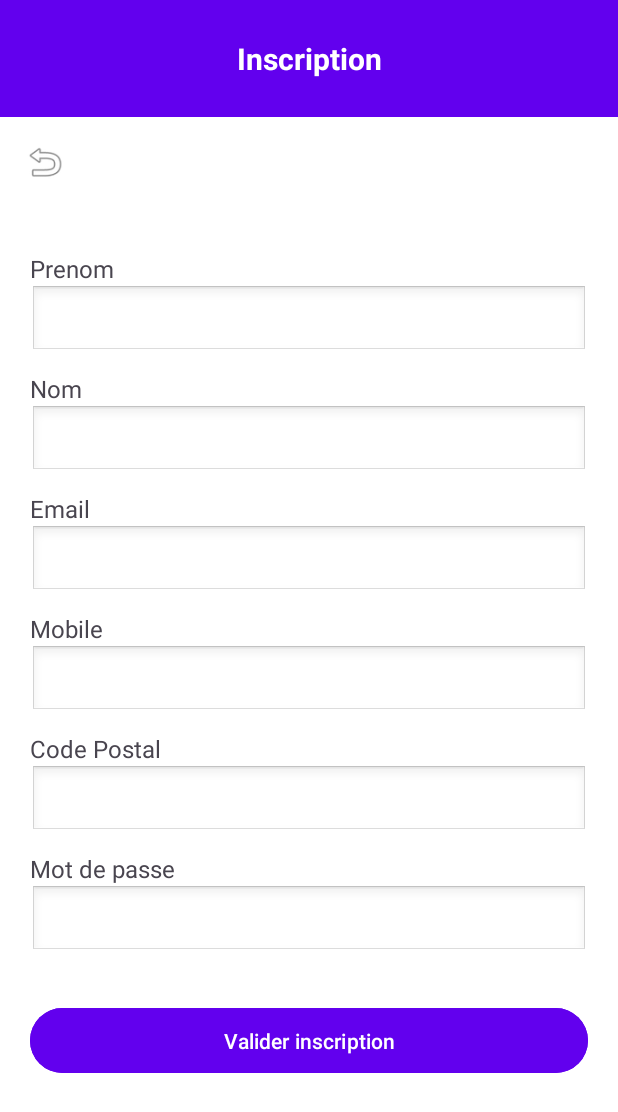
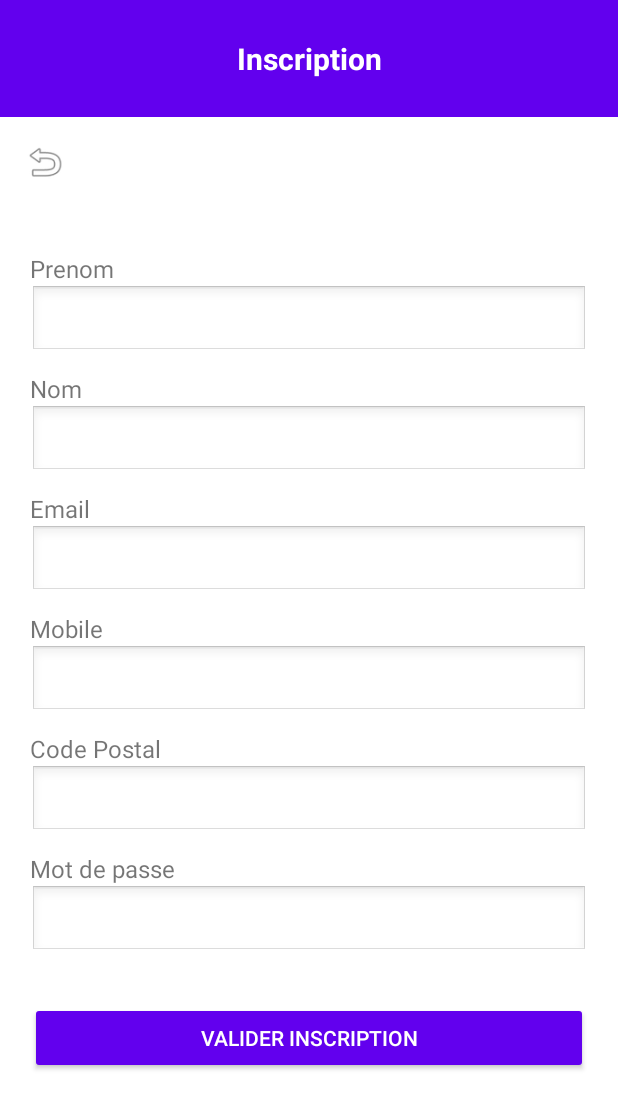
Before and after one commit to vico37/ProjetSaeDon, an Android app: the screen it shows after launch (RegisterActivity), after a tap on "S'inscrire", on a phone screen of 412 x 824 dp. Shown: the top 1112 px of the screen. Run offline under Robolectric (Android 15) with nearby library versions, the phone set to English and light mode, and no system bars.

Commit message:
update themes

```diff
--- a/app/src/main/res/values-night/themes.xml
+++ b/app/src/main/res/values-night/themes.xml
@@ -1,6 +1,6 @@
 <resources xmlns:tools="http://schemas.android.com/tools">
     <!-- Base application theme. -->
-    <style name="Base.Theme.ProjetSaeDon" parent="Theme.Material3.DayNight.NoActionBar">
+    <style name="Base.Theme.ProjetSaeDon" parent="Theme.AppCompat.Light.NoActionBar">
         <!-- Customize your dark theme here. -->
         <!-- <item name="colorPrimary">@color/my_dark_primary</item> -->
     </style>
--- a/app/src/main/res/values/themes.xml
+++ b/app/src/main/res/values/themes.xml
@@ -1,6 +1,6 @@
 <resources xmlns:tools="http://schemas.android.com/tools">
     <!-- Base application theme. -->
-    <style name="Base.Theme.ProjetSaeDon" parent="Theme.Material3.DayNight.NoActionBar">
+    <style name="Base.Theme.ProjetSaeDon" parent="Theme.AppCompat.Light.NoActionBar">
         <!-- Customize your light theme here. -->
         <!-- <item name="colorPrimary">@color/my_light_primary</item> -->
     </style>
```
